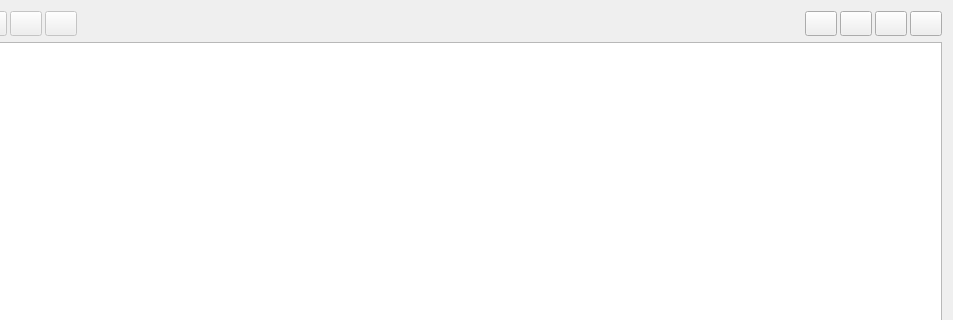
This is source/gui/daq/ConsumerTemplatesForm.ui in ess-dmsc/daquiri as Qt 5 draws it before an edit; both pictures show x 141 to 1094 and y 0 to 320 of the 1094 by 549 pixel window. The edited form follows.
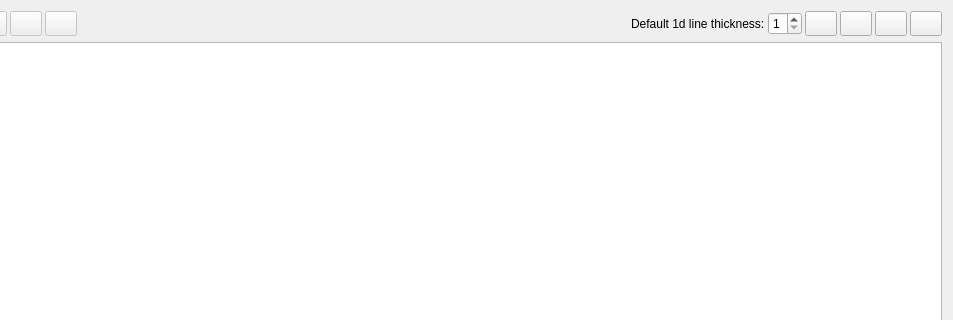
This is the edited form. Icons and pictures are not drawn.

What changed in the file:
```diff
--- a/source/gui/daq/ConsumerTemplatesForm.ui
+++ b/source/gui/daq/ConsumerTemplatesForm.ui
@@ -274,11 +274,34 @@
      </item>
      <item>
       <widget class="QLabel" name="label">
+       <property name="sizePolicy">
+        <sizepolicy hsizetype="MinimumExpanding" vsizetype="Preferred">
+         <horstretch>0</horstretch>
+         <verstretch>0</verstretch>
+        </sizepolicy>
+       </property>
        <property name="text">
         <string/>
        </property>
       </widget>
      </item>
+     <item>
+      <widget class="QLabel" name="label_3">
+       <property name="text">
+        <string>Default 1d line thickness:</string>
+       </property>
+      </widget>
+     </item>
+     <item>
+      <widget class="QSpinBox" name="spinDefaultLineThickness">
+       <property name="minimum">
+        <number>1</number>
+       </property>
+       <property name="maximum">
+        <number>3</number>
+       </property>
+      </widget>
+     </item>
      <item>
       <widget class="QPushButton" name="pushClear">
        <property name="sizePolicy">
```
